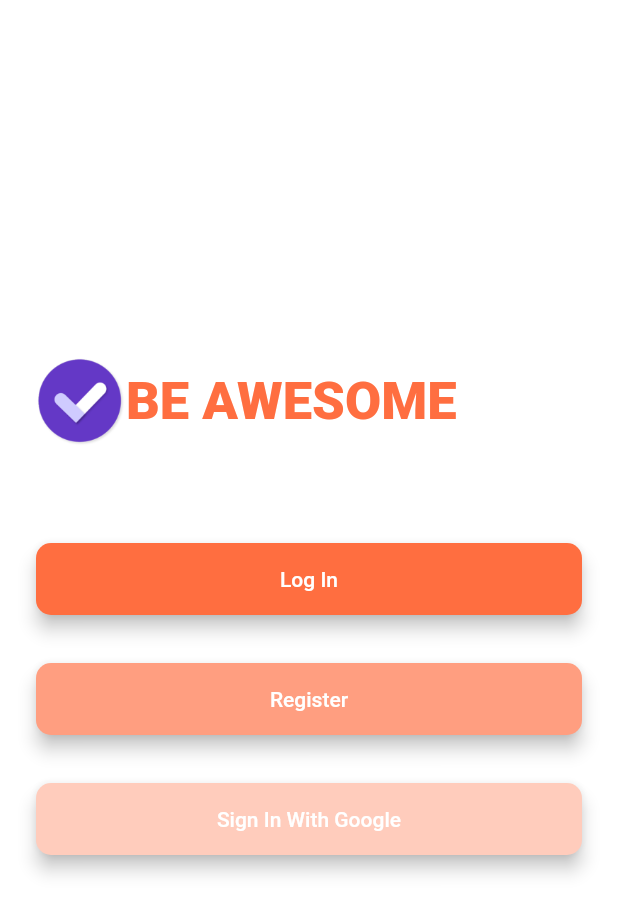
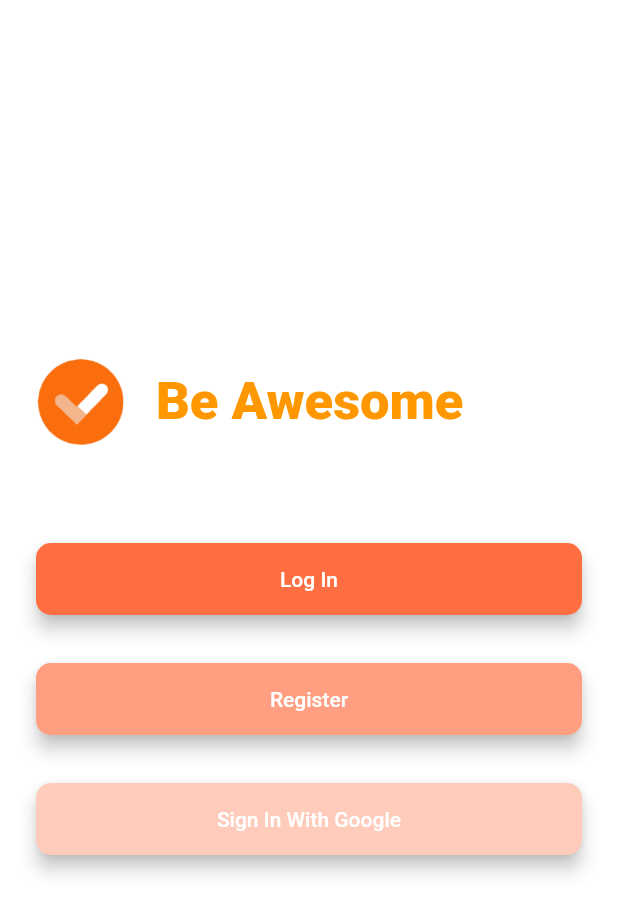
Before and after one commit to Coding-Club-IITG/Git-Workshop-flutter, a Flutter app: the screen it shows after launch, on a phone screen of 412 x 824 dp. Shown: the top 914 px of the screen. Run offline on Flutter 3.47's test engine with Material 2 defaults, Android fonts, the phone set to English and light mode, and no system bars; drawn by our look-alikes of animated_text_kit; our stand-ins replace cloud_firestore, firebase_auth, firebase_core, modal_progress_hud; accounts and stored records are empty.

Commit message:
Minor Bugs Fixed!

```diff
--- a/lib/screens/create_task.dart
+++ b/lib/screens/create_task.dart
@@ -18,7 +18,8 @@ class _TodoCreateState extends State<TodoCreate> {
   Widget build(BuildContext context) {
     return Scaffold(
       appBar: AppBar(
-        backgroundColor: Colors.deepPurpleAccent,
+        // backgroundColor: Colors.deepPurpleAccent,
+        backgroundColor: Colors.deepOrangeAccent,
         title: Text('Create a Task'),
       ),
       backgroundColor: Colors.white,
--- a/lib/screens/todo_screen.dart
+++ b/lib/screens/todo_screen.dart
@@ -40,7 +40,8 @@ class _TodoScreenState extends State<TodoScreen> {
       appBar: AppBar(
         title: Text('Things TO DO'),
         // backgroundColor: Colors.deepPurpleAccent,
-        backgroundColor: Colors.deepOrange[200],
+        // backgroundColor: Colors.deepOrange[200],
+        backgroundColor: Colors.deepOrangeAccent,
         actions: [
           IconButton(
               icon: Icon(Icons.close),
--- a/lib/screens/welcome_screen.dart
+++ b/lib/screens/welcome_screen.dart
@@ -15,6 +15,13 @@ class _WelcomeScreenState extends State<WelcomeScreen>
     with SingleTickerProviderStateMixin {
   AnimationController controller;
   Animation animation;
+
+  List<MaterialColor> colorizeColors = [
+    Colors.orange,
+    Colors.deepOrange,
+    Colors.yellow,
+    Colors.red,
+  ];
 
   @override
   void initState() {
@@ -60,22 +67,39 @@ class _WelcomeScreenState extends State<WelcomeScreen>
                     height: 60.0,
                   ),
                 ),
+                SizedBox(width: 20),
                 AnimatedTextKit(
+                  isRepeatingAnimation: true,
                   animatedTexts: [
-                    RotateAnimatedText(
-                      'BE AWESOME',
+                    ColorizeAnimatedText(
+                      'Be Awesome',
                       textStyle: kAnimatedTextStyle,
+                      colors: colorizeColors,
                     ),
-                    RotateAnimatedText(
-                      'BE PRODUCTIVE',
-                      textStyle: kAnimatedTextStyle.copyWith(
-                        fontSize: 30.0,
-                      ),
+                    ColorizeAnimatedText(
+                      'Be Productive',
+                      textStyle: kAnimatedTextStyle,
+                      colors: colorizeColors,
                     ),
-                    RotateAnimatedText(
-                      'BE YOURSELF',
+                    ColorizeAnimatedText(
+                      'Be Yourself',
                       textStyle: kAnimatedTextStyle,
+                      colors: colorizeColors,
                     ),
+                    //     RotateAnimatedText(
+                    //       'BE AWESOME',
+                    //       textStyle: kAnimatedTextStyle,
+                    //     ),
+                    //     RotateAnimatedText(
+                    //       'BE PRODUCTIVE',
+                    //       textStyle: kAnimatedTextStyle.copyWith(
+                    //         fontSize: 30.0,
+                    //       ),
+                    //     ),
+                    //     RotateAnimatedText(
+                    //       'BE YOURSELF',
+                    //       textStyle: kAnimatedTextStyle,
+                    //     ),
                   ],
                   repeatForever: true,
                 ),
```
Also changed, not shown: images/logo.png, images/logo_old.png (added), pubspec.yaml (line endings or trailing spaces).
